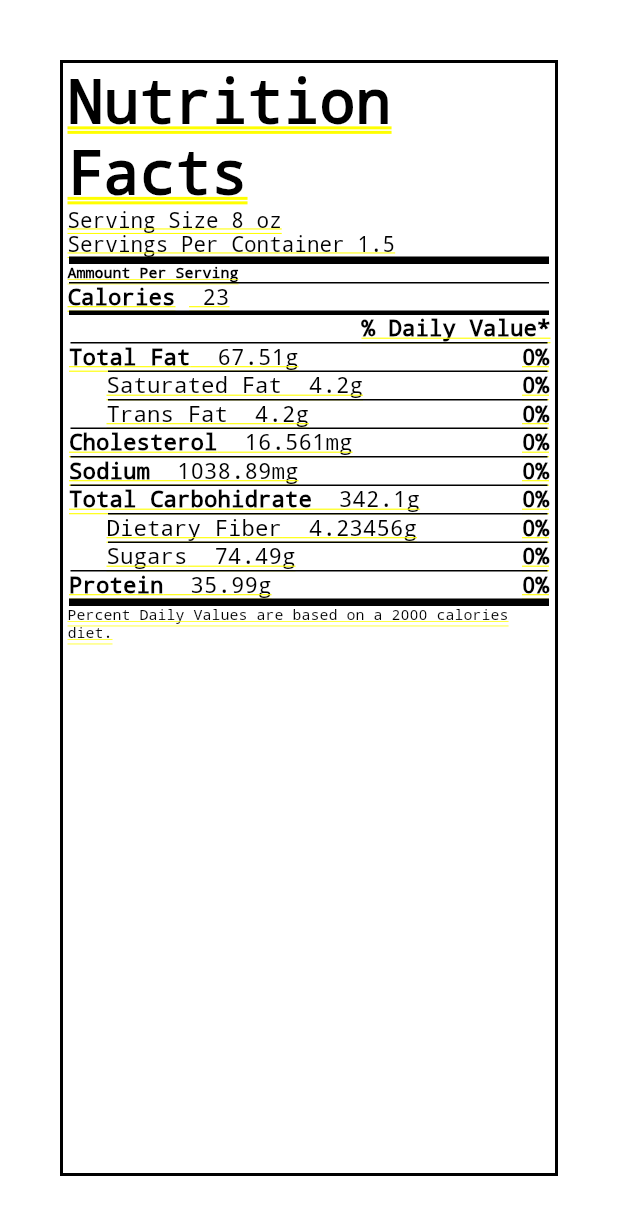
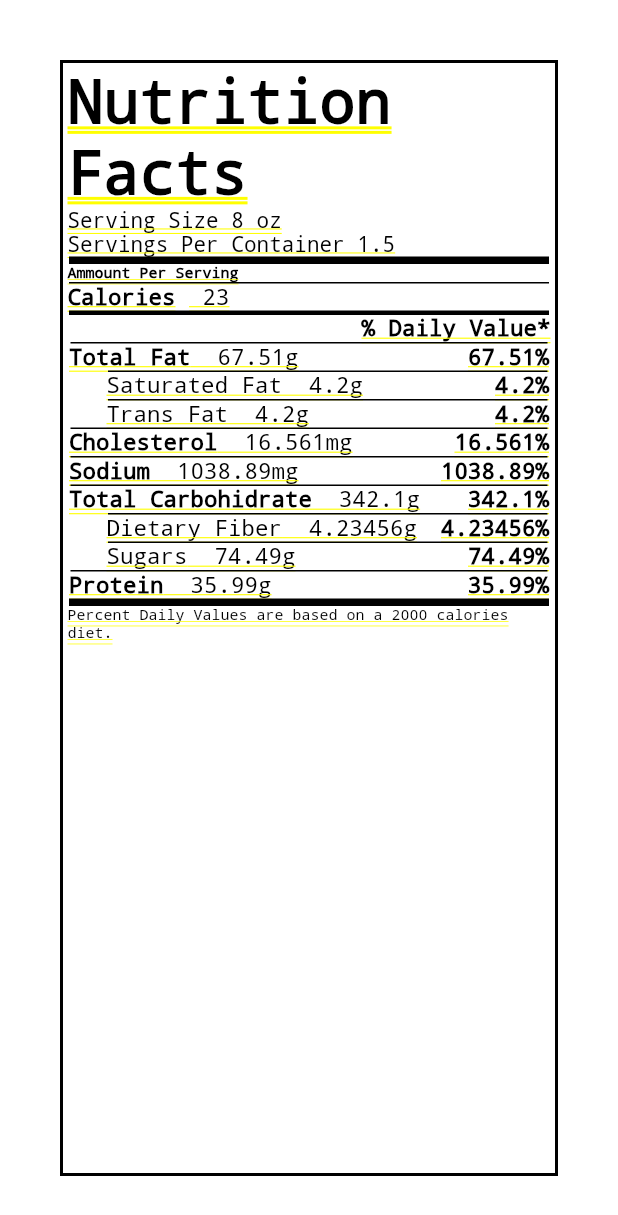
Before and after one commit to doctorcorral/nutrition_facts, a Flutter app: the screen it shows after launch, on a phone screen of 412 x 824 dp. Shown: the top 1215 px of the screen. Run offline on Flutter 3.47's test engine with Material 2 defaults, Android fonts, the phone set to English and light mode, and no system bars.

Commit message:
add scaffold on top for removing yellow lines

```diff
--- a/lib/nutrirender/nutrirender.dart
+++ b/lib/nutrirender/nutrirender.dart
@@ -29,23 +29,66 @@ final nutrientData = {
   "FIBER": {"amount": 4.23456, "unit": "g"},
 };
 
+class NutritionFacts extends StatefulWidget {
+  NutritionFactsState createState() =>
+      NutritionFactsState(nutrientData: nutrientData);
+}
+
+class NutritionFactsState extends State<NutritionFacts> {
+  final nutrientData;
+
+  //Need to type it as Map<String,num>
+  NutritionFactsState({@required this.nutrientData})
+      : assert(nutrientData != null);
+
+  @override
+  Widget build(BuildContext context) {
+    return Scaffold(
+        body: Container(
+      padding: EdgeInsets.all(40.0),
+      color: Colors.white,
+      child: nutrientWidget(),
+    ));
+  }
+}
+
+Widget nutrientWidget() {
+  return Container(
+    padding: EdgeInsets.all(1.0),
+    decoration:
+        BoxDecoration(border: new Border.all(color: Colors.black, width: 2.0)),
+    child: Container(
+      padding: EdgeInsets.all(2.0),
+      color: Colors.white,
+      child: Column(
+        children: <Widget>[
+          nutriHeader(),
+          nutrientValues(),
+          footerCalories(),
+        ],
+      ),
+    ),
+  );
+}
+
 Widget nutrientValues() {
   //final n = (1.3456).toStringAsFixed(2);
   //final s = double.parse("1.2345");
   final nutrientTypes = [
-    {"nutrient": "FAT", "name": "Total Fat", "sub": false},
-    {"nutrient": "SATFAT", "name": "Saturated Fat", "sub": true},
-    {"nutrient": "TRANSFAT", "name": "Trans Fat", "sub": true},
-    {"nutrient": "CHOLE", "name": "Cholesterol", "sub": false},
-    {"nutrient": "NA", "name": "Sodium", "sub": false},
+    {"nutrient": "FAT", "name": "Total Fat", "sub": false, "dly": 65.0},
+    {"nutrient": "SATFAT", "name": "Saturated Fat", "sub": true, "dly": 20.0},
+    {"nutrient": "TRANSFAT", "name": "Trans Fat", "sub": true, "dly": null},
+    {"nutrient": "CHOLE", "name": "Cholesterol", "sub": false, "dly": 300.0},
+    {"nutrient": "NA", "name": "Sodium", "sub": false, "dly": 2400.0},
     {
       "nutrient": "CHOCDF",
       "name": "Total Carbohidrate",
       "sub": false,
+      "dly": 10.0,
     },
-    {"nutrient": "FIBER", "name": "Dietary Fiber", "sub": true},
-    {"nutrient": "SUGAR", "name": "Sugars", "sub": true},
-    {"nutrient": "PROCNT", "name": "Protein", "sub": false}
+    {"nutrient": "FIBER", "name": "Dietary Fiber", "sub": true, "dly": 10.0},
+    {"nutrient": "SUGAR", "name": "Sugars", "sub": true, "dly": 10.0},
+    {"nutrient": "PROCNT", "name": "Protein", "sub": false, "dly": 10.0}
   ];
 
   return Column(
@@ -54,7 +97,7 @@ Widget nutrientValues() {
         .map((d) => nutrientLiner(
               nutrientName: d["name"],
               qty: nutrientData["${d["nutrient"]}"]["amount"],
-              ptg: 0,
+              ptg: nutrientData["${d["nutrient"]}"]["amount"],
               sub: d["sub"],
               unit: nutrientData["${d["nutrient"]}"]["unit"],
             ))
@@ -162,7 +205,6 @@ Widget nutrientLiner({
                   fontWeight: textWeight2),
             ),
             Expanded(
-                // margin: const EdgeInsets.only(left: 100.0, right: 1.0),
                 child: Text(
               ((ptg != null) ? "${ptg}%" : ""),
               textAlign: TextAlign.right,
```
